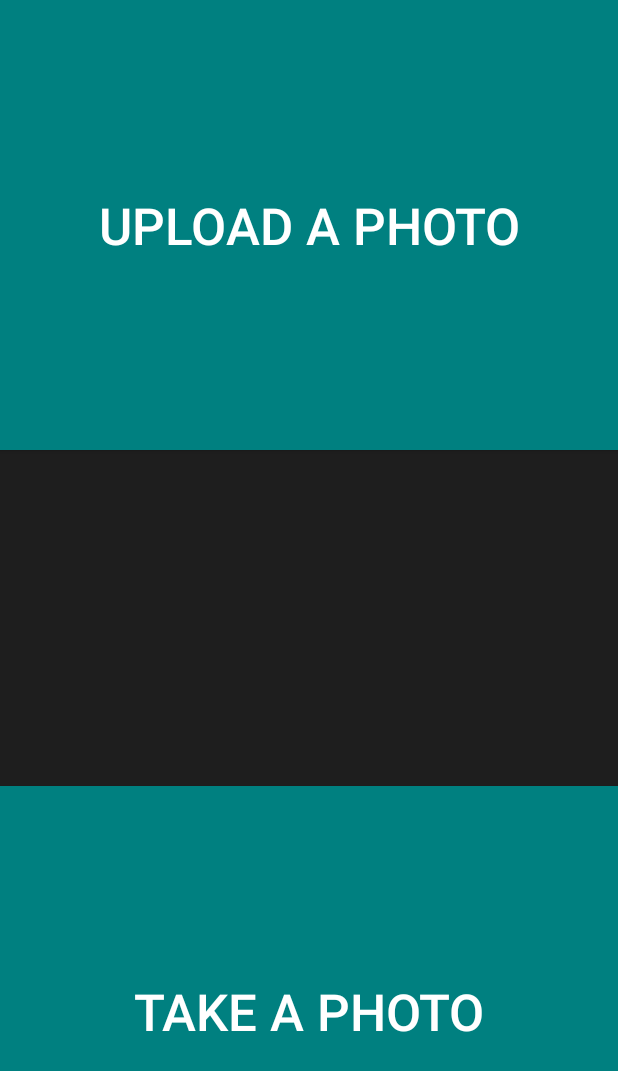
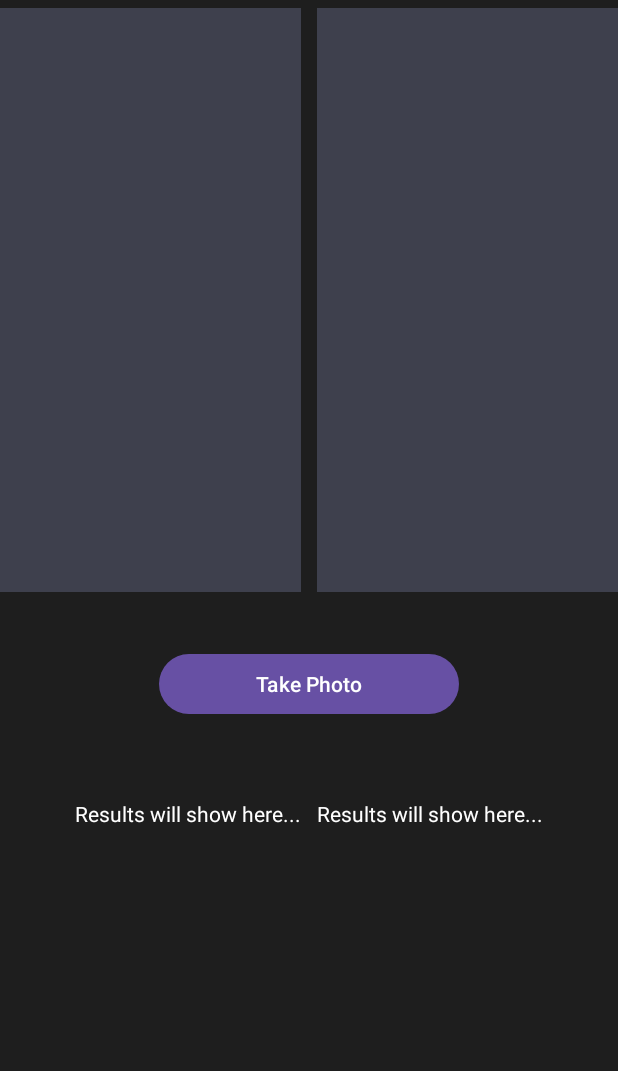
Before and after one commit to Zakerous76/PicToSpeech, an Android app: the ScanPhotoActivity screen opened directly, with no data from a screen before it, after a tap on "TAKE A PHOTO", on a phone screen of 412 x 824 dp. Shown: the top 1071 px of the screen. Run offline under Robolectric (Android 15) with nearby library versions, the phone set to English and light mode, and no system bars; libraries missing offline, so code that uses them is left out: com.google.mlkit.vision.

Commit message:
added a page to do OCR from camera (Take A Photo page draft)

```diff
--- a/app/build.gradle.kts
+++ b/app/build.gradle.kts
@@ -36,7 +36,11 @@ dependencies {
     implementation("androidx.appcompat:appcompat:1.6.1")
     implementation("com.google.android.material:material:1.11.0")
     implementation("androidx.constraintlayout:constraintlayout:2.1.4")
+    implementation("com.google.mlkit:text-recognition:16.0.0")
+
+
     testImplementation("junit:junit:4.13.2")
     androidTestImplementation("androidx.test.ext:junit:1.1.5")
     androidTestImplementation("androidx.test.espresso:espresso-core:3.5.1")
+
 }
--- a/app/src/main/java/com/example/pictospeech/ScanPhotoActivity.java
+++ b/app/src/main/java/com/example/pictospeech/ScanPhotoActivity.java
@@ -1,5 +1,6 @@
 package com.example.pictospeech;
 
+import android.content.Intent;
 import android.os.Bundle;
 import android.view.View;
 
@@ -28,8 +29,11 @@ public class ScanPhotoActivity extends AppCompatActivity {
         takeAPhoto.setOnClickListener(new View.OnClickListener() {
             @Override
             public void onClick(View v) {
-
+                Intent i = new Intent(ScanPhotoActivity.this, TakePhotoActivity.class);
+                startActivity(i);
             }
         });
+
+
     }
 }
--- /dev/null
+++ b/app/src/main/java/com/example/pictospeech/TakePhotoActivity.java
@@ -0,0 +1,120 @@
+package com.example.pictospeech;
+
+import android.Manifest;
+import android.content.Intent;
+import android.content.pm.PackageManager;
+import android.graphics.Bitmap;
+import android.os.Bundle;
+import android.provider.MediaStore;
+import android.util.Log;
+import android.view.View;
+import android.widget.Button;
+import android.widget.ImageView;
+import android.widget.TextView;
+
+import androidx.annotation.NonNull;
+import androidx.annotation.Nullable;
+import androidx.appcompat.app.AppCompatActivity;
+import androidx.core.app.ActivityCompat;
+import androidx.core.content.ContextCompat;
+
+import com.google.android.gms.tasks.OnFailureListener;
+import com.google.android.gms.tasks.OnSuccessListener;
+import com.google.android.gms.tasks.Task;
+import com.google.mlkit.vision.common.InputImage;
+import com.google.mlkit.vision.text.Text;
+import com.google.mlkit.vision.text.TextRecognition;
+import com.google.mlkit.vision.text.TextRecognizer;
+import com.google.mlkit.vision.text.latin.TextRecognizerOptions;
+
+public class TakePhotoActivity extends AppCompatActivity {
+    private final int CAMERA_REQ_CODE = 100;
+    ImageView imgCamera, preprocessedImg;
+    Button btnCamera;
+    String TAG = "TakePhotoActivity";
+    String resultText;
+    TextView resultTextView, resultTextView2;
+    @Override
+    protected void onCreate(Bundle savedInstanceState) {
+        super.onCreate(savedInstanceState);
+        setContentView(R.layout.take_a_photo);
+
+        imgCamera = findViewById(R.id.imageView);
+        preprocessedImg = findViewById(R.id.imageView2);
+        btnCamera = findViewById(R.id.take_photo_btn);
+        resultTextView = findViewById(R.id.resultEditText);
+        resultTextView2 = findViewById(R.id.resultEditText2);
+
+        // request permission for the camera
+        Log.d(TAG, "onCreate: " + ContextCompat.checkSelfPermission(TakePhotoActivity.this, Manifest.permission.CAMERA));
+        if (ContextCompat.checkSelfPermission(TakePhotoActivity.this, Manifest.permission.CAMERA) != PackageManager.PERMISSION_GRANTED) {
+            ActivityCompat.requestPermissions(TakePhotoActivity.this, new String[]{
+                    Manifest.permission.CAMERA
+            }, CAMERA_REQ_CODE);
+        } else {
+            btnCamera.setEnabled(true);
+            btnCamera.setOnClickListener((new View.OnClickListener() {
+                @Override
+                public void onClick(View v) {
+                    startCamera();
+                }
+            }));
+        }
+
+    }
+
+    private void startCamera() {
+        Intent iCamera = new Intent(MediaStore.ACTION_IMAGE_CAPTURE);
+        startActivityForResult(iCamera, CAMERA_REQ_CODE);
+    }
+
+
+
+    @Override
+    protected void onActivityResult(int requestCode, int resultCode, @Nullable Intent data) {
+        super.onActivityResult(requestCode, resultCode, data);
+        // TODO: Find a way to tell the user to hit ok twice
+        if(resultCode==RESULT_OK){
+            if (requestCode==CAMERA_REQ_CODE){
+                // for camera
+                Bitmap img = (Bitmap) (data.getExtras().get("data"));
+                imgCamera.setImageBitmap(img);
+
+                // Preprocess the image
+                // TODO: Find a way to have the recognizer ingest higher resolution image
+                Bitmap preprocessedImage = ImagePreprocessor.preprocessImage(img);
+                preprocessedImg.setImageBitmap(preprocessedImage);
+
+                // Perform text recognition on the preprocessed image
+                getTextFromImage(img, resultTextView);
+                getTextFromImage(preprocessedImage, resultTextView2);
+            }
+        }
+    }
+
+    private void getTextFromImage(Bitmap bitmap, TextView txtView) {
+        TextRecognizer recognizer = TextRecognition.getClient(TextRecognizerOptions.DEFAULT_OPTIONS);
+        InputImage image = InputImage.fromBitmap(bitmap, 0);
+        Task<Text> result =
+                recognizer.process(image)
+                        .addOnSuccessListener(new OnSuccessListener<Text>() {
+                            @Override
+                            public void onSuccess(Text visionText) {
+                                // Task completed successfully
+                                String resultText = visionText.getText();
+                                Log.d(TAG, "getTextFromImage: " + resultText);
+                                // Update the TextView with the recognized text
+                                txtView.setText(resultText);
+                            }
+                        })
+                        .addOnFailureListener(
+                                new OnFailureListener() {
+                                    @Override
+                                    public void onFailure(@NonNull Exception e) {
+                                        // Task failed with an exception
+                                        Log.e(TAG, "getTextFromImage: Text recognition failed", e);
+                                    }
+                                });
+    }
+
+}
--- a/app/src/main/res/layout/take_a_photo.xml
+++ b/app/src/main/res/layout/take_a_photo.xml
@@ -7,4 +7,89 @@
     android:background="@color/background"
     tools:context=".MainActivity">
 
+    <LinearLayout
+        android:id="@+id/linearLayout"
+        android:layout_width="match_parent"
+        android:layout_height="wrap_content"
+        android:gravity="center"
+        app:layout_constraintEnd_toEndOf="parent"
+        app:layout_constraintStart_toStartOf="parent"
+        app:layout_constraintTop_toTopOf="parent"
+        app:layout_constraintBottom_toTopOf="@id/take_photo_btn"
+        >
+
+        <ImageView
+            android:id="@+id/imageView"
+            android:layout_width="400dp"
+            android:layout_height="400dp"
+            android:padding="5dp"
+            android:src="@color/color_gray"
+            app:layout_constraintEnd_toEndOf="parent"
+            app:layout_constraintStart_toStartOf="parent"
+            app:layout_constraintTop_toTopOf="parent"
+
+            />
+
+        <ImageView
+            android:id="@+id/imageView2"
+            android:layout_width="400dp"
+            android:layout_height="400dp"
+            android:padding="5dp"
+            android:src="@color/color_gray"
+            app:layout_constraintEnd_toEndOf="parent"
+            app:layout_constraintStart_toStartOf="parent"
+            app:layout_constraintTop_toTopOf="parent" />
+    </LinearLayout>
+
+
+    <Button
+        android:id="@+id/take_photo_btn"
+        android:layout_width="200dp"
+        android:layout_height="48dp"
+        android:layout_marginTop="32dp"
+        android:text="Take Photo"
+        app:layout_constraintEnd_toEndOf="parent"
+        app:layout_constraintHorizontal_bias="0.5"
+        app:layout_constraintStart_toStartOf="parent"
+        app:layout_constraintTop_toBottomOf="@+id/linearLayout" />
+
+    <LinearLayout
+        android:id="@+id/bottom_linear_layout"
+        android:layout_width="match_parent"
+        android:layout_height="wrap_content"
+        android:gravity="center"
+        app:layout_constraintBottom_toBottomOf="parent"
+        app:layout_constraintTop_toBottomOf="@+id/take_photo_btn"
+        app:layout_constraintVertical_bias="0.15"
+        tools:layout_editor_absoluteX="0dp">
+
+        <TextView
+            android:id="@+id/resultEditText"
+            android:layout_width="wrap_content"
+            android:layout_height="wrap_content"
+            android:padding="5dp"
+            android:text="Results will show here..."
+            android:textColor="@color/white"
+            app:layout_constraintBottom_toBottomOf="parent"
+            app:layout_constraintEnd_toEndOf="parent"
+            app:layout_constraintHorizontal_bias="1.0"
+            app:layout_constraintStart_toStartOf="parent"
+            app:layout_constraintTop_toBottomOf="@+id/take_photo_btn"
+            app:layout_constraintVertical_bias="0.0" />
+
+        <TextView
+            android:id="@+id/resultEditText2"
+            android:layout_width="wrap_content"
+            android:layout_height="wrap_content"
+            android:padding="5dp"
+            android:text="Results will show here..."
+            android:textColor="@color/white"
+            app:layout_constraintBottom_toBottomOf="parent"
+            app:layout_constraintEnd_toEndOf="parent"
+            app:layout_constraintHorizontal_bias="1.0"
+            app:layout_constraintStart_toStartOf="parent"
+            app:layout_constraintVertical_bias="0.0" />
+    </LinearLayout>
+
+
 </androidx.constraintlayout.widget.ConstraintLayout>
```
Also changed, not shown: app/src/main/AndroidManifest.xml (+7 -0 lines), app/src/main/java/com/example/pictospeech/ImagePreprocessor.java (added, +103 -0 lines), app/src/main/res/layout/result.xml (+15 -1 lines).
